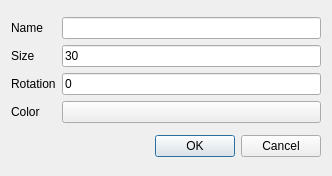
First picture: the form in DMHelper/src/battledialogeffectsettings.ui, repository MMetze/DMHelper, before the edit.
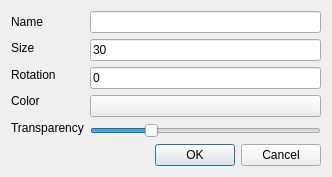
Second picture: the form after the edit. Icons and pictures are not drawn.

```diff
--- a/DMHelper/src/battledialogeffectsettings.ui
+++ b/DMHelper/src/battledialogeffectsettings.ui
@@ -49,6 +49,13 @@
          </property>
         </widget>
        </item>
+       <item>
+        <widget class="QLabel" name="label_5">
+         <property name="text">
+          <string>Transparency</string>
+         </property>
+        </widget>
+       </item>
       </layout>
      </item>
      <item>
@@ -83,6 +90,19 @@
          </property>
         </widget>
        </item>
+       <item>
+        <widget class="QSlider" name="sliderTransparency">
+         <property name="maximum">
+          <number>255</number>
+         </property>
+         <property name="value">
+          <number>64</number>
+         </property>
+         <property name="orientation">
+          <enum>Qt::Horizontal</enum>
+         </property>
+        </widget>
+       </item>
       </layout>
      </item>
     </layout>
```
